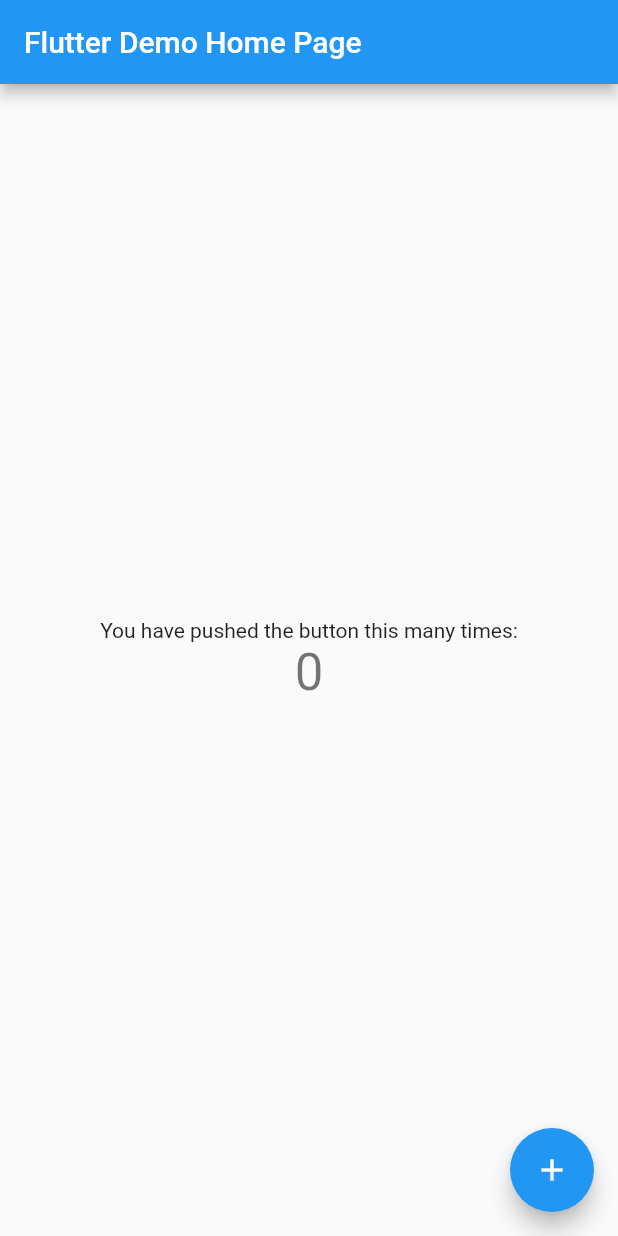
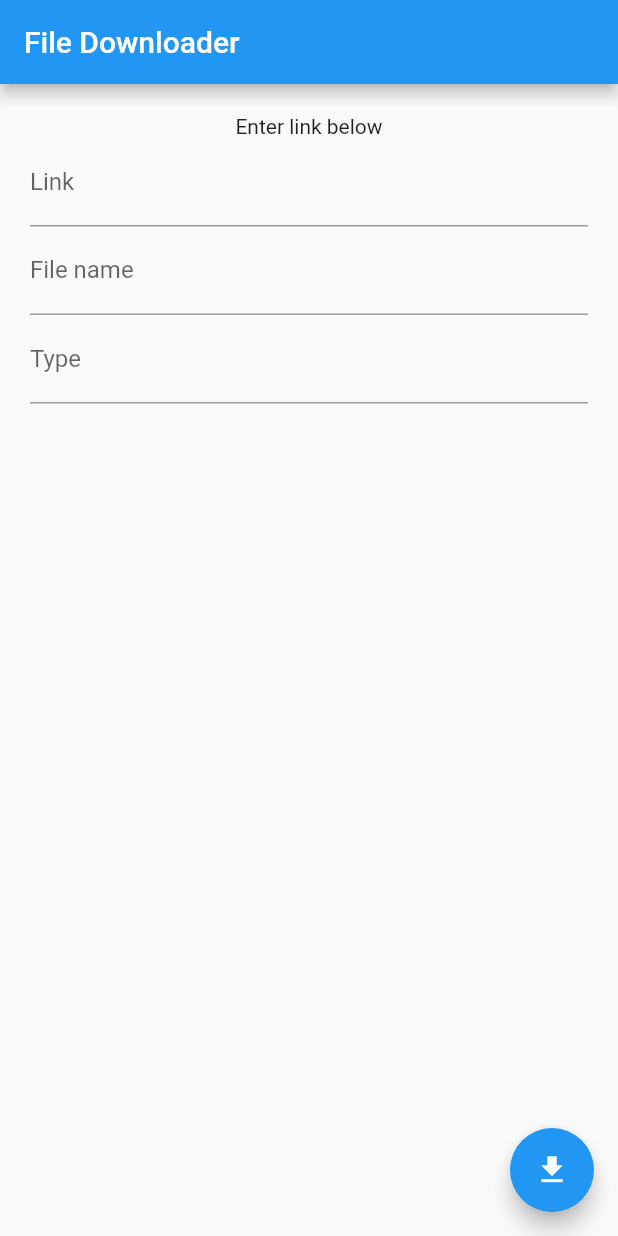
Before and after one commit to samuelezedi/flutter_files_downloader, a Flutter app: the screen it shows after launch, on a phone screen of 412 x 824 dp. Run offline on Flutter 3.47's test engine with Material 2 defaults, Android fonts, the phone set to English and light mode, and no system bars; our stand-ins replace dio.

Commit message:
progress in main.dart

```diff
--- a/lib/main.dart
+++ b/lib/main.dart
@@ -1,4 +1,7 @@
+import 'package:dio/dio.dart';
+import 'package:flutter/cupertino.dart';
 import 'package:flutter/material.dart';
+import 'package:path_provider/path_provider.dart';
 
 void main() => runApp(MyApp());
 
@@ -7,17 +10,10 @@ class MyApp extends StatelessWidget {
   @override
   Widget build(BuildContext context) {
     return MaterialApp(
+      debugShowCheckedModeBanner: false,
       title: 'Flutter Demo',
       theme: ThemeData(
-        // This is the theme of your application.
-        //
-        // Try running your application with "flutter run". You'll see the
-        // application has a blue toolbar. Then, without quitting the app, try
-        // changing the primarySwatch below to Colors.green and then invoke
-        // "hot reload" (press "r" in the console where you ran "flutter run",
-        // or simply save your changes to "hot reload" in a Flutter IDE).
-        // Notice that the counter didn't reset back to zero; the application
-        // is not restarted.
+
         primarySwatch: Colors.blue,
       ),
       home: MyHomePage(title: 'Flutter Demo Home Page'),
@@ -28,14 +24,7 @@ class MyApp extends StatelessWidget {
 class MyHomePage extends StatefulWidget {
   MyHomePage({Key key, this.title}) : super(key: key);
 
-  // This widget is the home page of your application. It is stateful, meaning
-  // that it has a State object (defined below) that contains fields that affect
-  // how it looks.
 
-  // This class is the configuration for the state. It holds the values (in this
-  // case the title) provided by the parent (in this case the App widget) and
-  // used by the build method of the State. Fields in a Widget subclass are
-  // always marked "final".
 
   final String title;
 
@@ -44,68 +33,131 @@ class MyHomePage extends StatefulWidget {
 }
 
 class _MyHomePageState extends State<MyHomePage> {
-  int _counter = 0;
 
-  void _incrementCounter() {
+  TextEditingController url = TextEditingController();
+  TextEditingController fileName = TextEditingController();
+  TextEditingController fileType = TextEditingController();
+  GlobalKey formKey = GlobalKey();
+
+  bool downloading = false;
+  String progressString = "";
+
+  Future<void> downloadFile() async {
+    Dio dio = Dio();
+
+    try{
+      var dir = await getApplicationDocumentsDirectory();
+
+      await dio.download(url.text, "${dir.path}/downloads/${fileName}", onReceiveProgress: (rec,total){
+        print("Rec: $rec, total: $total");
         setState(() {
-      // This call to setState tells the Flutter framework that something has
-      // changed in this State, which causes it to rerun the build method below
-      // so that the display can reflect the updated values. If we changed
-      // _counter without calling setState(), then the build method would not be
-      // called again, and so nothing would appear to happen.
-      _counter++;
+          downloading = true;
+          progressString = ((rec/total) * 100).toStringAsFixed(0) + " %";
+        });
+      });
+
+    }catch(e) {
+      print(e);
+    }
+    setState(() {
+      downloading = false;
+      progressString = "";
     });
   }
 
   @override
+  void initState() {
+    // TODO: implement initState
+    super.initState();
+  }
+
+  @override
   Widget build(BuildContext context) {
-    // This method is rerun every time setState is called, for instance as done
-    // by the _incrementCounter method above.
-    //
-    // The Flutter framework has been optimized to make rerunning build methods
-    // fast, so that you can just rebuild anything that needs updating rather
-    // than having to individually change instances of widgets.
+
     return Scaffold(
       appBar: AppBar(
-        // Here we take the value from the MyHomePage object that was created by
-        // the App.build method, and use it to set our appbar title.
-        title: Text(widget.title),
+        title: Text('File Downloader'),
       ),
-      body: Center(
-        // Center is a layout widget. It takes a single child and positions it
-        // in the middle of the parent.
+      body: Container(
+        margin: EdgeInsets.all(20),
+        child: Form(
+          key: formKey,
           child: Column(
-          // Column is also a layout widget. It takes a list of children and
-          // arranges them vertically. By default, it sizes itself to fit its
-          // children horizontally, and tries to be as tall as its parent.
-          //
-          // Invoke "debug painting" (press "p" in the console, choose the
-          // "Toggle Debug Paint" action from the Flutter Inspector in Android
-          // Studio, or the "Toggle Debug Paint" command in Visual Studio Code)
-          // to see the wireframe for each widget.
-          //
-          // Column has various properties to control how it sizes itself and
-          // how it positions its children. Here we use mainAxisAlignment to
-          // center the children vertically; the main axis here is the vertical
-          // axis because Columns are vertical (the cross axis would be
-          // horizontal).
-          mainAxisAlignment: MainAxisAlignment.center,
             children: <Widget>[
-            Text(
-              'You have pushed the button this many times:',
+              Text('Enter link below'),
+                TextFormField(
+                  controller: url,
+                  keyboardType: TextInputType.url,
+                  validator: (value){
+                    if(value.trim() == ""){
+                      return 'Please enter a valid url';
+                    } else {
+                      return null;
+                    }
+                  },
+                  decoration: InputDecoration(
+                    labelText: 'Link',
+                    hintText: 'Enter link'
                   ),
-            Text(
-              '$_counter',
-              style: Theme.of(context).textTheme.display1,
+
               ),
+              TextFormField(
+                controller: fileName,
+                keyboardType: TextInputType.text,
+                validator: (value){
+                  if(value.trim() == ""){
+                    return 'Please enter a name';
+                  } else {
+                    return null;
+                  }
+                },
+                decoration: InputDecoration(
+                    labelText: 'File name',
+                    hintText: 'Enter name'
+                ),
+
+              ),
+              TextFormField(
+                controller: fileType,
+                keyboardType: TextInputType.text,
+                validator: (value){
+                  if(value.trim() == "" || value.trim() != 'jpeg' || value.trim() != 'png' || value.trim() != 'jpg'){
+                    return 'Please enter a valid file type';
+                  } else {
+                    return null;
+                  }
+                },
+                decoration: InputDecoration(
+                    labelText: 'Type',
+                    hintText: 'accepts. jpg, pdf, jpeg'
+                ),
+
+              )
             ],
           ),
+        )
       ),
       floatingActionButton: FloatingActionButton(
-        onPressed: _incrementCounter,
-        tooltip: 'Increment',
-        child: Icon(Icons.add),
+        onPressed: (){
+
+        },
+        tooltip: 'Download file',
+        child: Icon(Icons.file_download),
       ), // This trailing comma makes auto-formatting nicer for build methods.
     );
   }
+
+  loading() {
+    return showDialog(
+        context: context,
+        child: AlertDialog(
+          title: Row(
+            children: <Widget>[
+              CircularProgressIndicator(),
+              Text('Downloading file...')
+            ],
+          ),
+        )
+    );
   }
+}
--- a/pubspec.yaml
+++ b/pubspec.yaml
@@ -24,9 +24,8 @@ dependencies:
   # The following adds the Cupertino Icons font to your application.
   # Use with the CupertinoIcons class for iOS style icons.
   cupertino_icons: ^0.1.2
-  random_pk: any
   dio: ^3.0.9
-  path_provider: any
+  path_provider: ^1.6.5
 
 dev_dependencies:
   flutter_test:
```
Also changed, not shown: pubspec.lock. Lines whose indentation alone changed are shown as unchanged.
